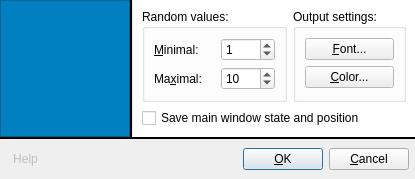
Old version of the form ui/settingsdialog.ui in the repository leppa/tspsg.
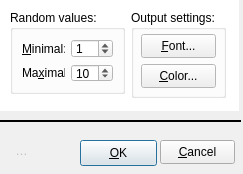
New version of the form. Icons and pictures are not drawn.

Commit message: Unified settingsdialog.ui and settingsdialog.ce.ui into settingsdialog.ui. Differences between WinCE and non-WinCE versions are now generated in the constructor.

What changed in the file:
```diff
--- a/ui/settingsdialog.ui
+++ b/ui/settingsdialog.ui
@@ -6,8 +6,8 @@
    <rect>
     <x>0</x>
     <y>0</y>
-    <width>415</width>
-    <height>176</height>
+    <width>243</width>
+    <height>174</height>
    </rect>
   </property>
   <property name="windowTitle">
@@ -17,48 +17,21 @@
    <iconset resource="../resources/tspsg.qrc">
     <normaloff>:/images/icons/preferences_system.png</normaloff>:/images/icons/preferences_system.png</iconset>
   </property>
-  <layout class="QVBoxLayout">
-   <property name="spacing">
-    <number>0</number>
+  <widget class="Line" name="lineHorizontal">
+   <property name="geometry">
+    <rect>
+     <x>0</x>
+     <y>120</y>
+     <width>241</width>
+     <height>2</height>
+    </rect>
    </property>
-   <property name="margin">
-    <number>0</number>
-   </property>
-   <item>
-    <layout class="QHBoxLayout">
-     <property name="spacing">
-      <number>0</number>
-     </property>
-     <item>
-      <widget class="QLabel" name="imageSide">
-       <property name="minimumSize">
+   <property name="maximumSize">
         <size>
-         <width>130</width>
-         <height>0</height>
-        </size>
-       </property>
-       <property name="styleSheet">
-        <string>background-color: #0080C0</string>
-       </property>
-       <property name="frameShape">
-        <enum>QFrame::StyledPanel</enum>
-       </property>
-       <property name="lineWidth">
-        <number>0</number>
-       </property>
-       <property name="text">
-        <string/>
-       </property>
-       <property name="pixmap">
-        <pixmap resource="../resources/tspsg.qrc">:/images/icons/preferences_system.png</pixmap>
-       </property>
-       <property name="alignment">
-        <set>Qt::AlignCenter</set>
-       </property>
-      </widget>
-     </item>
-     <item>
-      <widget class="Line" name="lineVertical">
+     <width>16777215</width>
+     <height>2</height>
+    </size>
+   </property>
        <property name="frameShadow">
         <enum>QFrame::Plain</enum>
        </property>
@@ -66,18 +39,231 @@
         <number>2</number>
        </property>
        <property name="orientation">
-        <enum>Qt::Vertical</enum>
-       </property>
-      </widget>
-     </item>
-     <item>
-      <widget class="QWidget" name="background" native="true">
+    <enum>Qt::Horizontal</enum>
+   </property>
+  </widget>
+  <widget class="QWidget" name="bgGrey" native="true">
+   <property name="geometry">
+    <rect>
+     <x>0</x>
+     <y>130</y>
+     <width>241</width>
+     <height>41</height>
+    </rect>
+   </property>
+   <property name="sizePolicy">
+    <sizepolicy hsizetype="Preferred" vsizetype="Fixed">
+     <horstretch>0</horstretch>
+     <verstretch>0</verstretch>
+    </sizepolicy>
+   </property>
        <property name="palette">
         <palette>
          <active>
           <colorrole role="Base">
            <brush brushstyle="SolidPattern">
             <color alpha="255">
+         <red>240</red>
+         <green>240</green>
+         <blue>240</blue>
+        </color>
+       </brush>
+      </colorrole>
+      <colorrole role="Window">
+       <brush brushstyle="SolidPattern">
+        <color alpha="255">
+         <red>240</red>
+         <green>240</green>
+         <blue>240</blue>
+        </color>
+       </brush>
+      </colorrole>
+     </active>
+     <inactive>
+      <colorrole role="Base">
+       <brush brushstyle="SolidPattern">
+        <color alpha="255">
+         <red>240</red>
+         <green>240</green>
+         <blue>240</blue>
+        </color>
+       </brush>
+      </colorrole>
+      <colorrole role="Window">
+       <brush brushstyle="SolidPattern">
+        <color alpha="255">
+         <red>240</red>
+         <green>240</green>
+         <blue>240</blue>
+        </color>
+       </brush>
+      </colorrole>
+     </inactive>
+     <disabled>
+      <colorrole role="Base">
+       <brush brushstyle="SolidPattern">
+        <color alpha="255">
+         <red>240</red>
+         <green>240</green>
+         <blue>240</blue>
+        </color>
+       </brush>
+      </colorrole>
+      <colorrole role="Window">
+       <brush brushstyle="SolidPattern">
+        <color alpha="255">
+         <red>240</red>
+         <green>240</green>
+         <blue>240</blue>
+        </color>
+       </brush>
+      </colorrole>
+     </disabled>
+    </palette>
+   </property>
+   <property name="autoFillBackground">
+    <bool>true</bool>
+   </property>
+   <widget class="QPushButton" name="buttonCancel">
+    <property name="geometry">
+     <rect>
+      <x>160</x>
+      <y>10</y>
+      <width>75</width>
+      <height>24</height>
+     </rect>
+    </property>
+    <property name="cursor">
+     <cursorShape>PointingHandCursor</cursorShape>
+    </property>
+    <property name="statusTip">
+     <string>Close without saving preferences</string>
+    </property>
+    <property name="text">
+     <string>&amp;Cancel</string>
+    </property>
+    <property name="icon">
+     <iconset resource="../resources/tspsg.qrc">
+      <normaloff>:/images/icons/button_cancel.png</normaloff>:/images/icons/button_cancel.png</iconset>
+    </property>
+   </widget>
+   <widget class="QPushButton" name="buttonOK">
+    <property name="geometry">
+     <rect>
+      <x>80</x>
+      <y>10</y>
+      <width>77</width>
+      <height>26</height>
+     </rect>
+    </property>
+    <property name="cursor">
+     <cursorShape>PointingHandCursor</cursorShape>
+    </property>
+    <property name="statusTip">
+     <string>Save new preferences</string>
+    </property>
+    <property name="text">
+     <string>&amp;OK</string>
+    </property>
+    <property name="icon">
+     <iconset resource="../resources/tspsg.qrc">
+      <normaloff>:/images/icons/button_ok.png</normaloff>:/images/icons/button_ok.png</iconset>
+    </property>
+    <property name="default">
+     <bool>true</bool>
+    </property>
+   </widget>
+   <widget class="QLabel" name="labelHint">
+    <property name="geometry">
+     <rect>
+      <x>50</x>
+      <y>10</y>
+      <width>16</width>
+      <height>28</height>
+     </rect>
+    </property>
+    <property name="sizePolicy">
+     <sizepolicy hsizetype="Expanding" vsizetype="Preferred">
+      <horstretch>0</horstretch>
+      <verstretch>0</verstretch>
+     </sizepolicy>
+    </property>
+    <property name="minimumSize">
+     <size>
+      <width>0</width>
+      <height>28</height>
+     </size>
+    </property>
+    <property name="maximumSize">
+     <size>
+      <width>16777215</width>
+      <height>28</height>
+     </size>
+    </property>
+    <property name="statusTip">
+     <string>Hover mouse pointer over dialog elements to get additional help</string>
+    </property>
+    <property name="text">
+     <string/>
+    </property>
+    <property name="textFormat">
+     <enum>Qt::PlainText</enum>
+    </property>
+    <property name="alignment">
+     <set>Qt::AlignJustify|Qt::AlignTop</set>
+    </property>
+    <property name="wordWrap">
+     <bool>true</bool>
+    </property>
+   </widget>
+   <widget class="QToolButton" name="buttonHelp">
+    <property name="enabled">
+     <bool>false</bool>
+    </property>
+    <property name="geometry">
+     <rect>
+      <x>10</x>
+      <y>10</y>
+      <width>23</width>
+      <height>22</height>
+     </rect>
+    </property>
+    <property name="cursor">
+     <cursorShape>PointingHandCursor</cursorShape>
+    </property>
+    <property name="toolTip">
+     <string>Help</string>
+    </property>
+    <property name="statusTip">
+     <string>Get preferences help</string>
+    </property>
+    <property name="text">
+     <string>Help</string>
+    </property>
+    <property name="icon">
+     <iconset resource="../resources/tspsg.qrc">
+      <normaloff>:/images/icons/help_hint.png</normaloff>:/images/icons/help_hint.png</iconset>
+    </property>
+    <property name="autoRaise">
+     <bool>true</bool>
+    </property>
+   </widget>
+  </widget>
+  <widget class="QWidget" name="bgWhite" native="true">
+   <property name="geometry">
+    <rect>
+     <x>0</x>
+     <y>0</y>
+     <width>239</width>
+     <height>111</height>
+    </rect>
+   </property>
+   <property name="palette">
+    <palette>
+     <active>
+      <colorrole role="Base">
+       <brush brushstyle="SolidPattern">
+        <color alpha="255">
              <red>255</red>
              <green>255</green>
              <blue>255</blue>
@@ -139,14 +325,15 @@
        <property name="autoFillBackground">
         <bool>true</bool>
        </property>
-       <layout class="QVBoxLayout">
-        <item>
-         <layout class="QHBoxLayout">
-          <property name="spacing">
-           <number>6</number>
-          </property>
-          <item>
            <widget class="QGroupBox" name="groupRandomSettings">
+    <property name="geometry">
+     <rect>
+      <x>10</x>
+      <y>10</y>
+      <width>115</width>
+      <height>84</height>
+     </rect>
+    </property>
             <property name="title">
              <string>Random values:</string>
             </property>
@@ -155,12 +342,6 @@
               <layout class="QHBoxLayout">
                <item>
                 <widget class="QLabel" name="labelRandMin">
-                 <property name="sizePolicy">
-                  <sizepolicy hsizetype="Expanding" vsizetype="Preferred">
-                   <horstretch>0</horstretch>
-                   <verstretch>0</verstretch>
-                  </sizepolicy>
-                 </property>
                  <property name="text">
                   <string>&amp;Minimal:</string>
                  </property>
@@ -171,6 +352,12 @@
                </item>
                <item>
                 <widget class="QSpinBox" name="spinRandMin">
+         <property name="sizePolicy">
+          <sizepolicy hsizetype="Fixed" vsizetype="Fixed">
+           <horstretch>0</horstretch>
+           <verstretch>0</verstretch>
+          </sizepolicy>
+         </property>
                  <property name="cursor">
                   <cursorShape>PointingHandCursor</cursorShape>
                  </property>
@@ -191,12 +378,6 @@
               <layout class="QHBoxLayout">
                <item>
                 <widget class="QLabel" name="labelRandMax">
-                 <property name="sizePolicy">
-                  <sizepolicy hsizetype="Expanding" vsizetype="Preferred">
-                   <horstretch>0</horstretch>
-                   <verstretch>0</verstretch>
-                  </sizepolicy>
-                 </property>
                  <property name="text">
                   <string>Ma&amp;ximal:</string>
                  </property>
@@ -207,6 +388,12 @@
                </item>
                <item>
                 <widget class="QSpinBox" name="spinRandMax">
+         <property name="sizePolicy">
+          <sizepolicy hsizetype="Fixed" vsizetype="Fixed">
+           <horstretch>0</horstretch>
+           <verstretch>0</verstretch>
+          </sizepolicy>
+         </property>
                  <property name="cursor">
                   <cursorShape>PointingHandCursor</cursorShape>
                  </property>
@@ -228,15 +415,27 @@
              </item>
             </layout>
            </widget>
-          </item>
-          <item>
            <widget class="QGroupBox" name="groupOutputSettings">
+    <property name="geometry">
+     <rect>
+      <x>131</x>
+      <y>10</y>
+      <width>95</width>
+      <height>88</height>
+     </rect>
+    </property>
             <property name="title">
              <string>Output settings:</string>
             </property>
-            <layout class="QVBoxLayout" name="verticalLayout">
-             <item>
               <widget class="QPushButton" name="buttonFont">
+     <property name="geometry">
+      <rect>
+       <x>10</x>
+       <y>24</y>
+       <width>75</width>
+       <height>24</height>
+      </rect>
+     </property>
                <property name="cursor">
                 <cursorShape>PointingHandCursor</cursorShape>
                </property>
@@ -251,9 +450,15 @@
                  <normaloff>:/images/icons/fonts.png</normaloff>:/images/icons/fonts.png</iconset>
                </property>
               </widget>
-             </item>
-             <item>
               <widget class="QPushButton" name="buttonColor">
+     <property name="geometry">
+      <rect>
+       <x>10</x>
+       <y>54</y>
+       <width>75</width>
+       <height>24</height>
+      </rect>
+     </property>
                <property name="cursor">
                 <cursorShape>PointingHandCursor</cursorShape>
                </property>
@@ -268,160 +473,8 @@
                  <normaloff>:/images/icons/color_line.png</normaloff>:/images/icons/color_line.png</iconset>
                </property>
               </widget>
-             </item>
-            </layout>
-           </widget>
-          </item>
-         </layout>
-        </item>
-        <item>
-         <widget class="QCheckBox" name="cbSaveState">
-          <property name="cursor">
-           <cursorShape>PointingHandCursor</cursorShape>
-          </property>
-          <property name="statusTip">
-           <string>Restore main window state and position on application restart</string>
-          </property>
-          <property name="text">
-           <string>Save main window state and position</string>
-          </property>
-         </widget>
-        </item>
-       </layout>
-      </widget>
-     </item>
-    </layout>
-   </item>
-   <item>
-    <widget class="Line" name="lineHorizontal">
-     <property name="maximumSize">
-      <size>
-       <width>16777215</width>
-       <height>2</height>
-      </size>
-     </property>
-     <property name="frameShadow">
-      <enum>QFrame::Plain</enum>
-     </property>
-     <property name="lineWidth">
-      <number>2</number>
-     </property>
-     <property name="orientation">
-      <enum>Qt::Horizontal</enum>
-     </property>
-    </widget>
-   </item>
-   <item>
-    <layout class="QHBoxLayout">
-     <property name="spacing">
-      <number>6</number>
-     </property>
-     <property name="margin">
-      <number>6</number>
-     </property>
-     <item>
-      <widget class="QToolButton" name="buttonHelp">
-       <property name="enabled">
-        <bool>false</bool>
-       </property>
-       <property name="cursor">
-        <cursorShape>PointingHandCursor</cursorShape>
-       </property>
-       <property name="toolTip">
-        <string>Help</string>
-       </property>
-       <property name="statusTip">
-        <string>Get preferences help</string>
-       </property>
-       <property name="text">
-        <string>Help</string>
-       </property>
-       <property name="icon">
-        <iconset resource="../resources/tspsg.qrc">
-         <normaloff>:/images/icons/help_hint.png</normaloff>:/images/icons/help_hint.png</iconset>
-       </property>
-       <property name="autoRaise">
-        <bool>true</bool>
-       </property>
-      </widget>
-     </item>
-     <item>
-      <widget class="QLabel" name="labelHint">
-       <property name="sizePolicy">
-        <sizepolicy hsizetype="Expanding" vsizetype="Preferred">
-         <horstretch>0</horstretch>
-         <verstretch>0</verstretch>
-        </sizepolicy>
-       </property>
-       <property name="minimumSize">
-        <size>
-         <width>0</width>
-         <height>28</height>
-        </size>
-       </property>
-       <property name="maximumSize">
-        <size>
-         <width>16777215</width>
-         <height>28</height>
-        </size>
-       </property>
-       <property name="statusTip">
-        <string>Hover mouse pointer over dialog elements to get additional help</string>
-       </property>
-       <property name="text">
-        <string/>
-       </property>
-       <property name="textFormat">
-        <enum>Qt::PlainText</enum>
-       </property>
-       <property name="alignment">
-        <set>Qt::AlignJustify|Qt::AlignTop</set>
-       </property>
-       <property name="wordWrap">
-        <bool>true</bool>
-       </property>
-      </widget>
-     </item>
-     <item>
-      <widget class="QPushButton" name="buttonOK">
-       <property name="cursor">
-        <cursorShape>PointingHandCursor</cursorShape>
-       </property>
-       <property name="statusTip">
-        <string>Save new preferences</string>
-       </property>
-       <property name="text">
-        <string>&amp;OK</string>
-       </property>
-       <property name="icon">
-        <iconset resource="../resources/tspsg.qrc">
-         <normaloff>:/images/icons/button_ok.png</normaloff>:/images/icons/button_ok.png</iconset>
-       </property>
-       <property name="default">
-        <bool>true</bool>
-       </property>
-      </widget>
-     </item>
-     <item>
-      <widget class="QPushButton" name="buttonCancel">
-       <property name="cursor">
-        <cursorShape>PointingHandCursor</cursorShape>
-       </property>
-       <property name="statusTip">
-        <string>Close without saving preferences</string>
-       </property>
-       <property name="text">
-        <string>&amp;Cancel</string>
-       </property>
-       <property name="icon">
-        <iconset resource="../resources/tspsg.qrc">
-         <normaloff>:/images/icons/button_cancel.png</normaloff>:/images/icons/button_cancel.png</iconset>
-       </property>
-      </widget>
-     </item>
-    </layout>
-   </item>
-  </layout>
+   </widget>
+  </widget>
  </widget>
  <resources>
   <include location="../resources/tspsg.qrc"/>
```
Left out of the diff: 8 changed lines with no effect on the pictures. Lines whose indentation alone changed are shown as unchanged. The commit also changes 8 other files.
